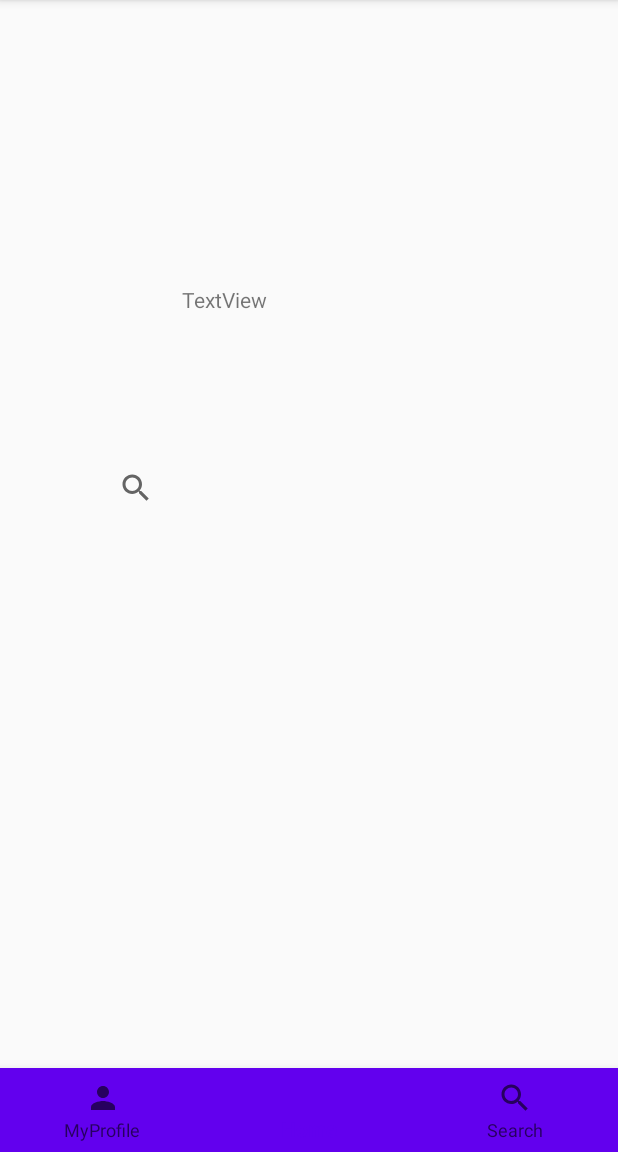
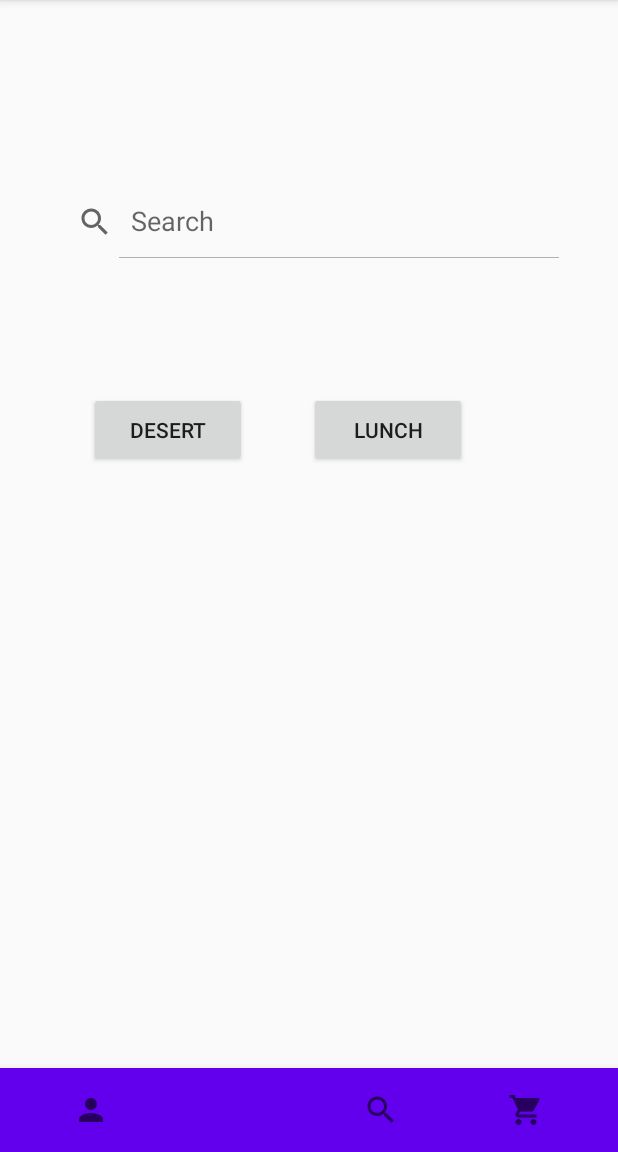
Before and after one commit to anilChouhan-sh/Pro_java_Food, an Android app: the Search screen opened through its navigation route, item 2 of the bottom bar chosen, on a phone screen of 412 x 824 dp, the part 84-1236 px from its top. Run offline under Robolectric (Android 15) with nearby library versions, the light colour scheme and no system bars; our stand-ins replace navigation-ui; libraries missing offline, so code that uses them is left out: com.parse; 3 statements that could not run were skipped.

Commit message:
Cart Not showing

```diff
--- a/app/src/main/java/com/example/amla/Search.java
+++ b/app/src/main/java/com/example/amla/Search.java
@@ -4,6 +4,7 @@ import android.os.Bundle;
 import android.view.LayoutInflater;
 import android.view.View;
 import android.view.ViewGroup;
+import android.widget.Button;
 import android.widget.SearchView;
 import android.widget.TextView;
 
@@ -12,6 +13,9 @@ import androidx.annotation.Nullable;
 import androidx.fragment.app.Fragment;
 
 public class Search extends Fragment   {
+
+    SearchView search ;
+    Button desert , lunch , dinner , snack ;
 
 
     @Override
@@ -27,13 +31,13 @@ public class Search extends Fragment   {
     public void onViewCreated(@NonNull View view, @Nullable Bundle savedInstanceState) {
         super.onViewCreated(view, savedInstanceState);
         SearchView s = ( SearchView )view.findViewById(R.id.searchs);
-       final TextView t = (TextView) view.findViewById(R.id.output);
+
 
         s.setOnQueryTextListener(new SearchView.OnQueryTextListener() {
             @Override
             public boolean onQueryTextSubmit(String query) {
 
-                t.setText(query);
+
                 return false;
             }
 
--- /dev/null
+++ b/app/src/main/res/drawable/ic_shopping_cart_black_24dp.xml
@@ -0,0 +1,9 @@
+<vector xmlns:android="http://schemas.android.com/apk/res/android"
+        android:width="24dp"
+        android:height="24dp"
+        android:viewportWidth="24.0"
+        android:viewportHeight="24.0">
+    <path
+        android:fillColor="#FF000000"
+        android:pathData="M7,18c-1.1,0 -1.99,0.9 -1.99,2S5.9,22 7,22s2,-0.9 2,-2 -0.9,-2 -2,-2zM1,2v2h2l3.6,7.59 -1.35,2.45c-0.16,0.28 -0.25,0.61 -0.25,0.96 0,1.1 0.9,2 2,2h12v-2L7.42,15c-0.14,0 -0.25,-0.11 -0.25,-0.25l0.03,-0.12 0.9,-1.63h7.45c0.75,0 1.41,-0.41 1.75,-1.03l3.58,-6.49c0.08,-0.14 0.12,-0.31 0.12,-0.48 0,-0.55 -0.45,-1 -1,-1L5.21,4l-0.94,-2L1,2zM17,18c-1.1,0 -1.99,0.9 -1.99,2s0.89,2 1.99,2 2,-0.9 2,-2 -0.9,-2 -2,-2z"/>
+</vector>
--- a/app/src/main/res/layout/fragment_search.xml
+++ b/app/src/main/res/layout/fragment_search.xml
@@ -5,33 +5,75 @@
     android:id="@+id/linearLayout"
     android:layout_width="match_parent"
     android:layout_height="match_parent"
+    android:layout_margin="20dp"
     tools:context=".Search">
 
-    <TextView
-        android:id="@+id/output"
-        android:layout_width="152dp"
-        android:layout_height="73dp"
-        android:layout_marginStart="120dp"
-        android:layout_marginLeft="120dp"
-        android:layout_marginTop="106dp"
-        android:layout_marginEnd="139dp"
-        android:layout_marginRight="139dp"
-        android:text="TextView"
+    <SearchView
+        android:id="@+id/searchs"
+        android:layout_width="0dp"
+        android:layout_height="wrap_content"
+        android:layout_marginStart="10dp"
+        android:layout_marginLeft="10dp"
+        android:layout_marginTop="20dp"
+        android:layout_marginEnd="10dp"
+        android:layout_marginRight="10dp"
+        android:iconifiedByDefault="false"
+        android:queryHint="Search"
         app:layout_constraintEnd_toEndOf="parent"
-        app:layout_constraintHorizontal_bias="0.0"
         app:layout_constraintStart_toStartOf="parent"
         app:layout_constraintTop_toTopOf="parent" />
 
-    <SearchView
-        android:id="@+id/searchs"
-        android:layout_width="278dp"
-        android:layout_height="63dp"
-        android:layout_marginStart="66dp"
-        android:layout_marginLeft="66dp"
-        android:layout_marginEnd="67dp"
-        android:layout_marginRight="67dp"
-        android:layout_marginBottom="271dp"
+    <Button
+        android:id="@+id/Desert"
+        android:layout_width="105dp"
+        android:layout_height="50dp"
+        android:layout_marginStart="59dp"
+        android:layout_marginLeft="59dp"
+        android:layout_marginTop="89dp"
+        android:layout_marginEnd="63dp"
+        android:layout_marginRight="63dp"
+        android:text="Desert"
+        app:layout_constraintEnd_toStartOf="@+id/Lunch"
+        app:layout_constraintStart_toStartOf="parent"
+        app:layout_constraintTop_toBottomOf="@+id/searchs" />
+
+    <Button
+        android:id="@+id/Lunch"
+        android:layout_width="105dp"
+        android:layout_height="50dp"
+        android:layout_marginTop="89dp"
+        android:layout_marginEnd="79dp"
+        android:layout_marginRight="79dp"
+        android:text="Lunch"
+        app:layout_constraintEnd_toEndOf="parent"
+        app:layout_constraintTop_toBottomOf="@+id/searchs" />
+
+    <Button
+        android:id="@+id/Breakfast"
+        android:layout_width="105dp"
+        android:layout_height="50dp"
+        android:layout_marginStart="59dp"
+        android:layout_marginLeft="59dp"
+        android:layout_marginTop="61dp"
+        android:layout_marginEnd="63dp"
+        android:layout_marginRight="63dp"
+        android:layout_marginBottom="285dp"
+        android:text="Breakfast"
+        app:layout_constraintBottom_toBottomOf="parent"
+        app:layout_constraintEnd_toStartOf="@+id/Snack"
+        app:layout_constraintStart_toStartOf="parent"
+        app:layout_constraintTop_toBottomOf="@+id/Desert" />
+
+    <Button
+        android:id="@+id/Snack"
+        android:layout_width="105dp"
+        android:layout_height="50dp"
+        android:layout_marginTop="61dp"
+        android:layout_marginEnd="79dp"
+        android:layout_marginRight="79dp"
+        android:layout_marginBottom="285dp"
+        android:text="Snack"
         app:layout_constraintBottom_toBottomOf="parent"
         app:layout_constraintEnd_toEndOf="parent"
-        app:layout_constraintStart_toStartOf="parent" />
+        app:layout_constraintTop_toBottomOf="@+id/Lunch" />
 </androidx.constraintlayout.widget.ConstraintLayout>
--- a/app/src/main/res/menu/bottom_menu.xml
+++ b/app/src/main/res/menu/bottom_menu.xml
@@ -16,5 +16,8 @@
         android:id="@+id/searchs"
         android:title="Search"
         android:icon="@drawable/ic_search_black_24dp"/>
-
+    <item
+        android:id="@+id/maincart"
+        android:title="Cart"
+        android:icon="@drawable/ic_shopping_cart_black_24dp"/>
 </menu>
--- a/app/src/main/res/navigation/mynav.xml
+++ b/app/src/main/res/navigation/mynav.xml
@@ -20,4 +20,10 @@
         android:name="com.example.amla.MyProfile"
         android:label="fragment_my_profile"
         tools:layout="@layout/fragment_my_profile" />
+    <fragment
+        android:id="@+id/cart"
+        android:name="com.example.amla.cart"
+        android:label="fragment_cart"
+        tools:layout="@layout/fragment_cart"
+        />
 </navigation>
```
Also changed, not shown: app/src/main/java/com/example/amla/Food_details.java (added, +7 -0 lines), app/src/main/java/com/example/amla/Recycle_adapter.java (added, +58 -0 lines), app/src/main/java/com/example/amla/cart.java (added, +47 -0 lines), app/src/main/res/layout/cart_items_layout.xml (added, +55 -0 lines), app/src/main/res/layout/fragment_cart.xml (added, +53 -0 lines).
